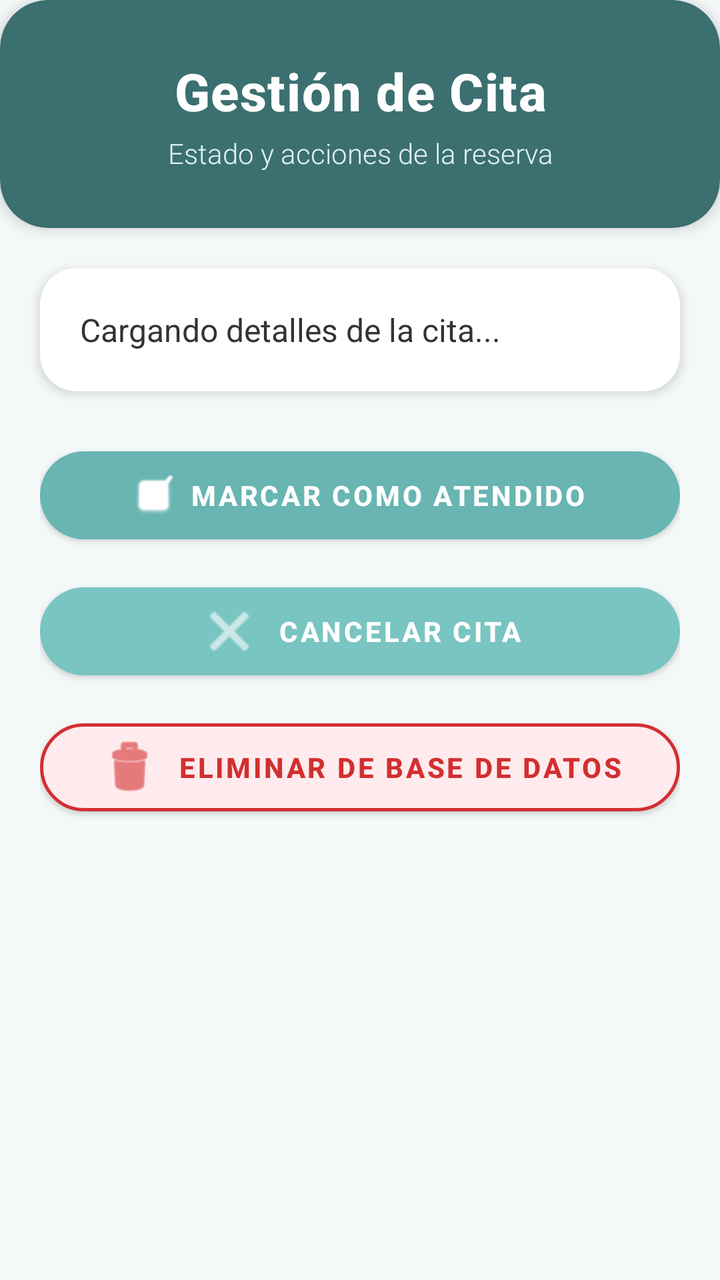
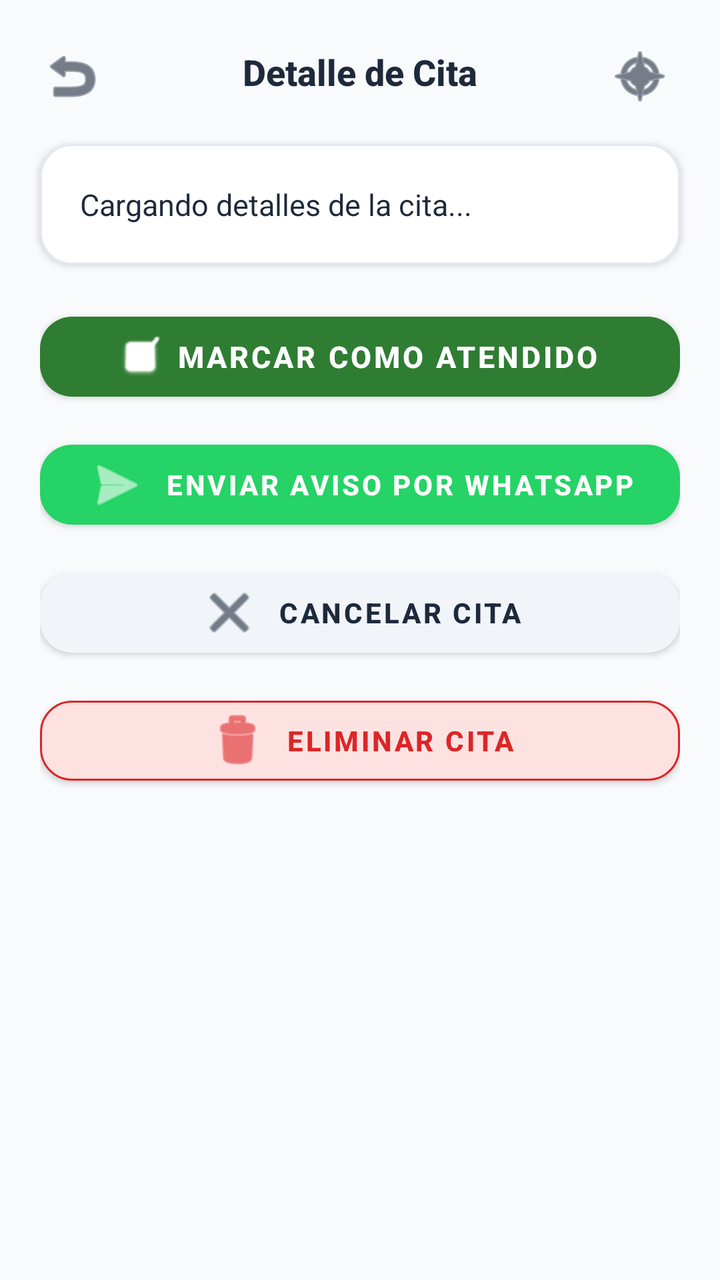

An Android layout rendered at two revisions. The XML below is the earlier revision; the diff shows what the commit changed to produce the second picture.
<!-- AndroidManifest.xml: application theme Theme.Comunamadsistemacitas -->
<!-- res/layout/activity_detalle_cita.xml -->
<?xml version="1.0" encoding="utf-8"?>
<ScrollView xmlns:android="http://schemas.android.com/apk/res/android"
    xmlns:app="http://schemas.android.com/apk/res-auto"
    xmlns:tools="http://schemas.android.com/tools"
    android:layout_width="match_parent"
    android:layout_height="match_parent"
    android:background="@color/bg_screen"
    android:fillViewport="true"
    tools:context=".view.DetalleCitaActivity">

    <LinearLayout
        android:layout_width="match_parent"
        android:layout_height="wrap_content"
        android:orientation="vertical">

        
        <com.google.android.material.card.MaterialCardView
            android:layout_width="match_parent"
            android:layout_height="wrap_content"
            android:layout_marginBottom="20dp"
            app:cardBackgroundColor="@color/teal_header"
            app:cardCornerRadius="24dp"
            app:cardElevation="4dp">

            <LinearLayout
                android:layout_width="match_parent"
                android:layout_height="wrap_content"
                android:orientation="vertical"
                android:padding="28dp">

                <TextView
                    android:layout_width="match_parent"
                    android:layout_height="wrap_content"
                    android:gravity="center"
                    android:text="Gestión de Cita"
                    android:textColor="@color/white"
                    android:textSize="26sp"
                    android:textStyle="bold"
                    android:fontFamily="sans-serif-medium"
                    android:letterSpacing="0.02" />

                <TextView
                    android:layout_width="match_parent"
                    android:layout_height="wrap_content"
                    android:layout_marginTop="4dp"
                    android:gravity="center"
                    android:text="Estado y acciones de la reserva"
                    android:textColor="#E0F2F1"
                    android:textSize="14sp"
                    android:fontFamily="sans-serif-light" />
            </LinearLayout>
        </com.google.android.material.card.MaterialCardView>

        
        <com.google.android.material.card.MaterialCardView
            android:layout_width="match_parent"
            android:layout_height="wrap_content"
            android:layout_marginHorizontal="20dp"
            android:layout_marginBottom="24dp"
            app:cardBackgroundColor="@color/white"
            app:cardCornerRadius="18dp"
            app:cardElevation="3dp"
            app:strokeWidth="0dp">

            <LinearLayout
                android:layout_width="match_parent"
                android:layout_height="wrap_content"
                android:orientation="vertical"
                android:padding="20dp">

                <TextView
                    android:id="@+id/tvDetalleCita"
                    android:layout_width="match_parent"
                    android:layout_height="wrap_content"
                    android:text="Cargando detalles de la cita..."
                    android:textColor="#333333"
                    android:textSize="16sp"
                    android:lineSpacingExtra="6dp"
                    android:fontFamily="sans-serif" />

            </LinearLayout>
        </com.google.android.material.card.MaterialCardView>

        
        <LinearLayout
            android:layout_width="match_parent"
            android:layout_height="wrap_content"
            android:orientation="vertical"
            android:paddingHorizontal="20dp"
            android:paddingBottom="24dp">

            
            <com.google.android.material.button.MaterialButton
                android:id="@+id/btnAtendido"
                android:layout_width="match_parent"
                android:layout_height="56dp"
                android:layout_marginBottom="12dp"
                android:text="MARCAR COMO ATENDIDO"
                android:textColor="@color/white"
                android:textSize="14sp"
                android:textStyle="bold"
                app:backgroundTint="@color/teal_button_primary"
                app:cornerRadius="28dp"
                app:icon="@android:drawable/checkbox_on_background"
                app:iconGravity="textStart"
                app:iconPadding="8dp"
                app:iconTint="@color/white"
                app:elevation="2dp" />

            
            <com.google.android.material.button.MaterialButton
                android:id="@+id/btnCancelado"
                android:layout_width="match_parent"
                android:layout_height="56dp"
                android:layout_marginBottom="12dp"
                android:text="CANCELAR CITA"
                android:textColor="@color/white"
                android:textSize="14sp"
                android:textStyle="bold"
                app:backgroundTint="@color/teal_button_secondary"
                app:cornerRadius="28dp"
                app:icon="@android:drawable/ic_menu_close_clear_cancel"
                app:iconGravity="textStart"
                app:iconPadding="8dp"
                app:iconTint="@color/white"
                app:elevation="2dp" />

            
            <com.google.android.material.button.MaterialButton
                android:id="@+id/btnEliminar"
                android:layout_width="match_parent"
                android:layout_height="56dp"
                android:text="ELIMINAR DE BASE DE DATOS"
                android:textColor="#D32F2F"
                android:textSize="14sp"
                android:textStyle="bold"
                app:backgroundTint="#FFEBEE"
                app:strokeColor="#D32F2F"
                app:strokeWidth="1.5dp"
                app:cornerRadius="28dp"
                app:icon="@android:drawable/ic_menu_delete"
                app:iconGravity="textStart"
                app:iconPadding="8dp"
                app:iconTint="#D32F2F"
                app:elevation="0dp" />

        </LinearLayout>

    </LinearLayout>
</ScrollView>
<!-- resources referenced by this layout -->
<resources>
  <color name="bg_screen">#F4F8F8</color>
  <color name="teal_button_primary">#68B5B2</color>
  <color name="teal_button_secondary">#79C5C1</color>
  <color name="teal_header">#3B6F70</color>
  <color name="white">#FFFFFF</color>
  <style name="Theme.Comunamadsistemacitas" parent="Theme.MaterialComponents.DayNight.NoActionBar">
          
      </style>
</resources>

<!-- the commit's change to res/layout/activity_detalle_cita.xml (unified diff, before → after) -->
@@ -14,53 +14,61 @@
         android:orientation="vertical">
 
         
-        <com.google.android.material.card.MaterialCardView
+        <RelativeLayout
             android:layout_width="match_parent"
             android:layout_height="wrap_content"
-            android:layout_marginBottom="20dp"
-            app:cardBackgroundColor="@color/teal_header"
-            app:cardCornerRadius="24dp"
-            app:cardElevation="4dp">
+            android:paddingHorizontal="16dp"
+            android:paddingTop="16dp"
+            android:paddingBottom="12dp">
 
-            <LinearLayout
-                android:layout_width="match_parent"
+            
+            <com.google.android.material.button.MaterialButton
+                android:id="@+id/btnAtras"
+                style="@style/Widget.MaterialComponents.Button.TextButton.Icon"
+                android:layout_width="44dp"
+                android:layout_height="44dp"
+                android:layout_alignParentStart="true"
+                android:padding="0dp"
+                app:icon="@android:drawable/ic_menu_revert"
+                app:iconGravity="textStart"
+                app:iconTint="@color/slate_900"
+                tools:ignore="SpeakableTextPresentCheck" />
+
+            <TextView
+                android:layout_width="wrap_content"
                 android:layout_height="wrap_content"
-                android:orientation="vertical"
-                android:padding="28dp">
+                android:layout_centerInParent="true"
+                android:text="Detalle de Cita"
+                android:textColor="@color/slate_900"
+                android:textSize="18sp"
+                android:textStyle="bold"
+                android:fontFamily="sans-serif-medium" />
 
-                <TextView
-                    android:layout_width="match_parent"
-                    android:layout_height="wrap_content"
-                    android:gravity="center"
-                    android:text="Gestión de Cita"
-                    android:textColor="@color/white"
-                    android:textSize="26sp"
-                    android:textStyle="bold"
-                    android:fontFamily="sans-serif-medium"
-                    android:letterSpacing="0.02" />
-
-                <TextView
-                    android:layout_width="match_parent"
-                    android:layout_height="wrap_content"
-                    android:layout_marginTop="4dp"
-                    android:gravity="center"
-                    android:text="Estado y acciones de la reserva"
-                    android:textColor="#E0F2F1"
-                    android:textSize="14sp"
-                    android:fontFamily="sans-serif-light" />
-            </LinearLayout>
-        </com.google.android.material.card.MaterialCardView>
+            
+            <com.google.android.material.button.MaterialButton
+                android:id="@+id/btnInicio"
+                style="@style/Widget.MaterialComponents.Button.TextButton.Icon"
+                android:layout_width="44dp"
+                android:layout_height="44dp"
+                android:layout_alignParentEnd="true"
+                android:padding="0dp"
+                app:icon="@android:drawable/ic_menu_compass"
+                app:iconGravity="textStart"
+                app:iconTint="@color/slate_900"
+                tools:ignore="SpeakableTextPresentCheck" />
+        </RelativeLayout>
 
         
         <com.google.android.material.card.MaterialCardView
             android:layout_width="match_parent"
             android:layout_height="wrap_content"
             android:layout_marginHorizontal="20dp"
-            android:layout_marginBottom="24dp"
+            android:layout_marginBottom="20dp"
             app:cardBackgroundColor="@color/white"
-            app:cardCornerRadius="18dp"
-            app:cardElevation="3dp"
-            app:strokeWidth="0dp">
+            app:cardCornerRadius="16dp"
+            app:cardElevation="2dp"
+            app:strokeColor="@color/slate_border"
+            app:strokeWidth="1dp">
 
             <LinearLayout
                 android:layout_width="match_parent"
@@ -73,8 +81,8 @@
                     android:layout_width="match_parent"
                     android:layout_height="wrap_content"
                     android:text="Cargando detalles de la cita..."
-                    android:textColor="#333333"
-                    android:textSize="16sp"
+                    android:textColor="@color/slate_900"
+                    android:textSize="15sp"
                     android:lineSpacingExtra="6dp"
                     android:fontFamily="sans-serif" />
 
@@ -93,15 +101,33 @@
             <com.google.android.material.button.MaterialButton
                 android:id="@+id/btnAtendido"
                 android:layout_width="match_parent"
-                android:layout_height="56dp"
+                android:layout_height="52dp"
                 android:layout_marginBottom="12dp"
-                android:text="MARCAR COMO ATENDIDO"
+                android:text="Marcar como atendido"
+                android:textColor="@color/white"
+                android:textSize="15sp"
+                android:textStyle="bold"
+                app:backgroundTint="#2E7D32"
+                app:cornerRadius="16dp"
+                app:icon="@android:drawable/checkbox_on_background"
+                app:iconGravity="textStart"
+                app:iconPadding="8dp"
+                app:iconTint="@color/white"
+                app:elevation="2dp" />
+
+            
+            <com.google.android.material.button.MaterialButton
+                android:id="@+id/btnNotificarWhatsapp"
+                android:layout_width="match_parent"
+                android:layout_height="52dp"
+                android:layout_marginBottom="12dp"
+                android:text="Enviar aviso por WhatsApp"
                 android:textColor="@color/white"
                 android:textSize="14sp"
                 android:textStyle="bold"
-                app:backgroundTint="@color/teal_button_primary"
-                app:cornerRadius="28dp"
-                app:icon="@android:drawable/checkbox_on_background"
+                app:backgroundTint="#25D366"
+                app:cornerRadius="16dp"
+                app:icon="@android:drawable/ic_menu_send"
                 app:iconGravity="textStart"
                 app:iconPadding="8dp"
                 app:iconTint="@color/white"
@@ -111,37 +137,37 @@
             <com.google.android.material.button.MaterialButton
                 android:id="@+id/btnCancelado"
                 android:layout_width="match_parent"
-                android:layout_height="56dp"
+                android:layout_height="52dp"
                 android:layout_marginBottom="12dp"
-                android:text="CANCELAR CITA"
-                android:textColor="@color/white"
+                android:text="Cancelar cita"
+                android:textColor="@color/slate_900"
                 android:textSize="14sp"
                 android:textStyle="bold"
-                app:backgroundTint="@color/teal_button_secondary"
-                app:cornerRadius="28dp"
+                app:backgroundTint="@color/slate_bg_light"
+                app:cornerRadius="16dp"
                 app:icon="@android:drawable/ic_menu_close_clear_cancel"
                 app:iconGravity="textStart"
                 app:iconPadding="8dp"
-                app:iconTint="@color/white"
-                app:elevation="2dp" />
+                app:iconTint="@color/slate_900"
+                app:elevation="0dp" />
 
             
             <com.google.android.material.button.MaterialButton
                 android:id="@+id/btnEliminar"
                 android:layout_width="match_parent"
-                android:layout_height="56dp"
-                android:text="ELIMINAR DE BASE DE DATOS"
-                android:textColor="#D32F2F"
+                android:layout_height="52dp"
+                android:text="Eliminar cita"
+                android:textColor="@color/red_dark_text"
                 android:textSize="14sp"
                 android:textStyle="bold"
-                app:backgroundTint="#FFEBEE"
-                app:strokeColor="#D32F2F"
-                app:strokeWidth="1.5dp"
-                app:cornerRadius="28dp"
+                app:backgroundTint="@color/red_light_bg"
+                app:strokeColor="@color/red_dark_text"
+                app:strokeWidth="1dp"
+                app:cornerRadius="16dp"
                 app:icon="@android:drawable/ic_menu_delete"
                 app:iconGravity="textStart"
                 app:iconPadding="8dp"
-                app:iconTint="#D32F2F"
+                app:iconTint="@color/red_dark_text"
                 app:elevation="0dp" />
 
         </LinearLayout>
<!-- resource entries referenced after the edit -->
@@ -1,12 +1,24 @@
 <!-- resources referenced by this layout -->
 <resources>
-  <color name="bg_screen">#F4F8F8</color>
-  <color name="teal_button_primary">#68B5B2</color>
-  <color name="teal_button_secondary">#79C5C1</color>
+  <color name="bg_screen">#F8FAFC</color>
+  <color name="red_dark_text">#DC2626</color>
+  <color name="red_light_bg">#FEE2E2</color>
+  <color name="slate_900">#1E293B</color>
+  <color name="slate_bg_light">#F1F5F9</color>
+  <color name="slate_border">#E2E8F0</color>
+  <color name="teal_button_primary">#3B6F70</color>
   <color name="teal_header">#3B6F70</color>
   <color name="white">#FFFFFF</color>
   <style name="Theme.Comunamadsistemacitas" parent="Theme.MaterialComponents.DayNight.NoActionBar">
           
+          <item name="colorPrimary">@color/teal_header</item>
+          <item name="colorPrimaryVariant">@color/teal_header</item>
+          <item name="colorOnPrimary">@color/white</item>
+          <item name="colorSecondary">@color/teal_button_primary</item>
+  
+          
+          <item name="android:statusBarColor">@color/bg_screen</item>
+          <item name="android:windowLightStatusBar">true</item>
       </style>
 </resources>
 
